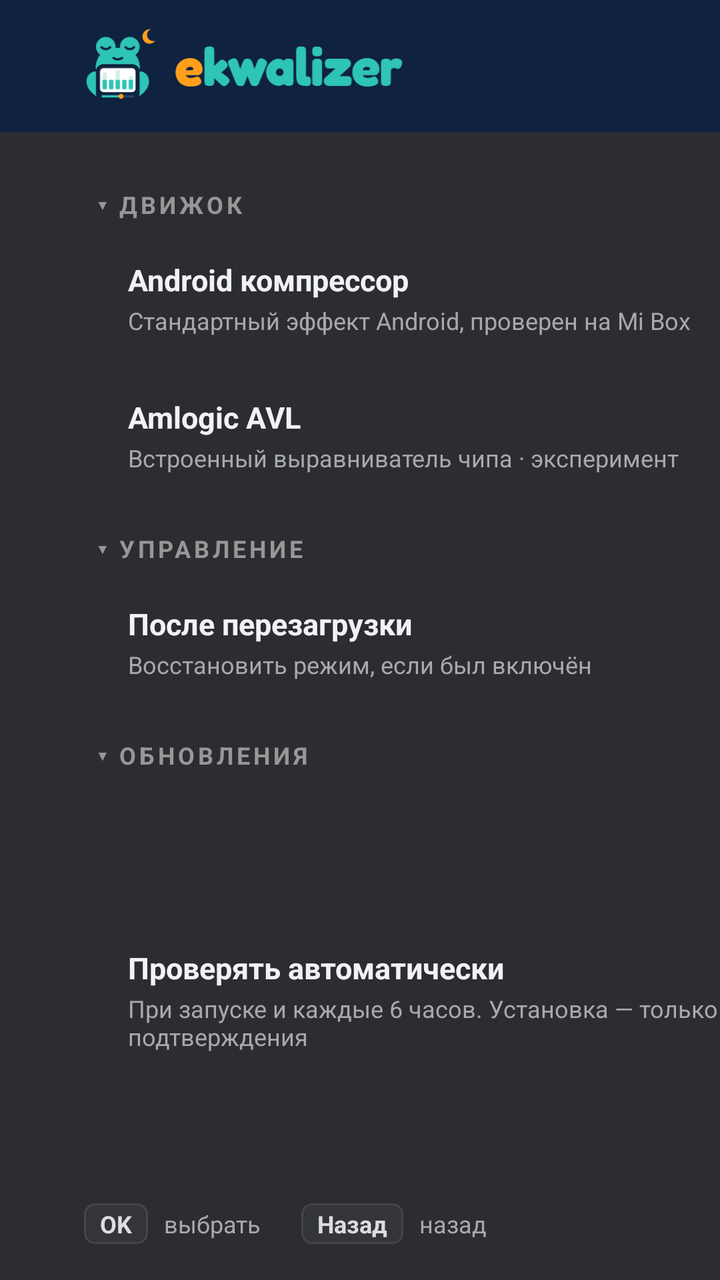
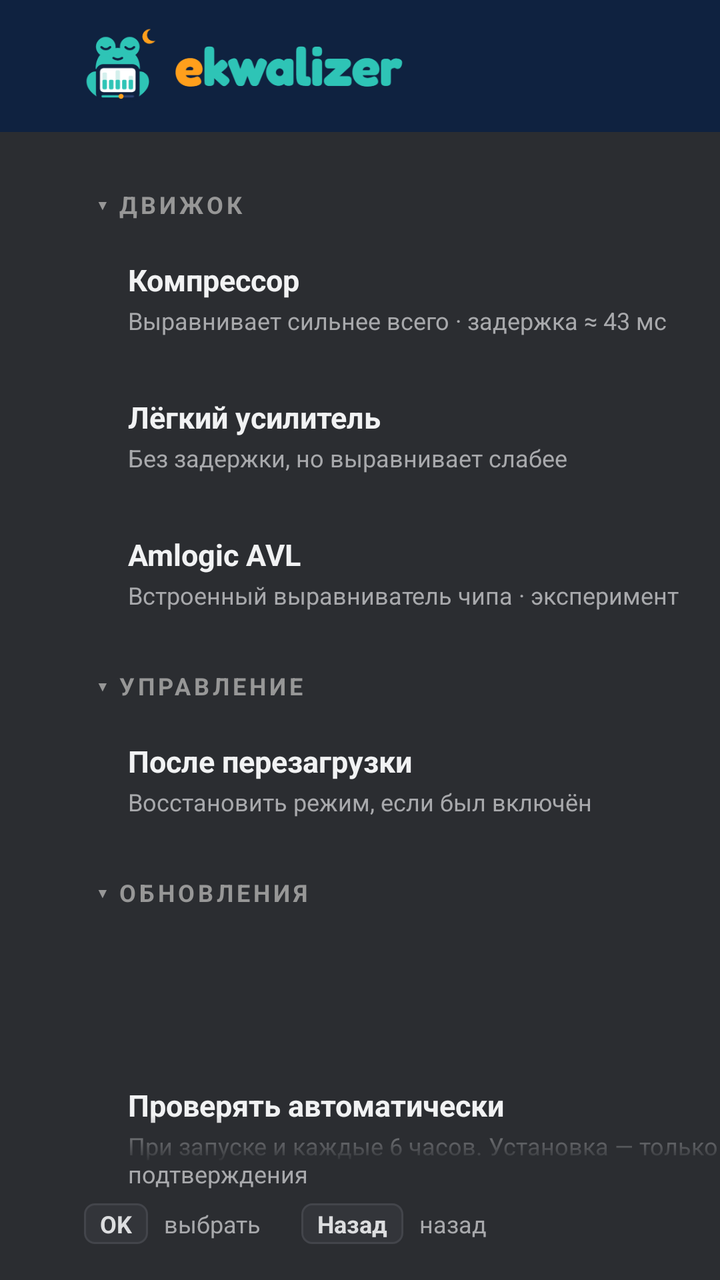

Screens rendered from an Android XML layout before and after an edit, with the pre-edit source and the edit as a unified diff.
<!-- AndroidManifest.xml: application theme AppTheme -->
<!-- res/layout/activity_settings.xml -->
<?xml version="1.0" encoding="utf-8"?>
<LinearLayout xmlns:android="http://schemas.android.com/apk/res/android"
    android:layout_width="match_parent"
    android:layout_height="match_parent"
    android:background="@color/window"
    android:orientation="vertical">

    <include
        android:id="@+id/header"
        layout="@layout/layout_header" />

    <LinearLayout
        android:layout_width="match_parent"
        android:layout_height="0dp"
        android:layout_weight="1"
        android:clipChildren="false"
        android:clipToPadding="false"
        android:orientation="horizontal"
        android:paddingStart="42dp"
        android:paddingTop="22dp"
        android:paddingEnd="42dp"
        android:paddingBottom="14dp">

        
        <ScrollView
            android:layout_width="435dp"
            android:layout_height="match_parent"
            android:clipChildren="false"
            android:clipToPadding="false"
            android:fadingEdgeLength="24dp"
            android:paddingTop="6dp"
            android:paddingBottom="6dp"
            android:requiresFadingEdge="vertical"
            android:scrollbars="none">

        <LinearLayout
            android:layout_width="match_parent"
            android:layout_height="wrap_content"
            android:clipChildren="false"
            android:clipToPadding="false"
            android:orientation="vertical"
            android:paddingStart="6dp"
            android:paddingEnd="6dp">

            <TextView
                style="@style/SectionCaps"
                android:text="@string/engine_caps" />

            <LinearLayout
                android:id="@+id/engine_dynamics"
                android:layout_width="match_parent"
                android:layout_height="wrap_content"
                android:layout_marginTop="8dp"
                android:gravity="center_vertical"
                android:orientation="horizontal"
                android:paddingStart="16dp"
                android:paddingTop="11dp"
                android:paddingEnd="16dp"
                android:paddingBottom="11dp">

                <LinearLayout
                    android:layout_width="0dp"
                    android:layout_height="wrap_content"
                    android:layout_weight="1"
                    android:orientation="vertical">

                    <TextView style="@style/RowTitle" android:text="@string/engine_dynamics" />
                    <TextView style="@style/RowDesc" android:text="@string/engine_dynamics_desc" />
                </LinearLayout>

                <ImageView
                    android:id="@+id/engine_dynamics_mark"
                    android:layout_width="21dp"
                    android:layout_height="21dp"
                    android:importantForAccessibility="no" />
            </LinearLayout>

            <LinearLayout
                android:id="@+id/engine_avl"
                android:layout_width="match_parent"
                android:layout_height="wrap_content"
                android:layout_marginTop="8dp"
                android:gravity="center_vertical"
                android:orientation="horizontal"
                android:paddingStart="16dp"
                android:paddingTop="11dp"
                android:paddingEnd="16dp"
                android:paddingBottom="11dp">

                <LinearLayout
                    android:layout_width="0dp"
                    android:layout_height="wrap_content"
                    android:layout_weight="1"
                    android:orientation="vertical">

                    <TextView style="@style/RowTitle" android:text="@string/engine_avl" />
                    <TextView style="@style/RowDesc" android:text="@string/engine_avl_desc" />
                </LinearLayout>

                <ImageView
                    android:id="@+id/engine_avl_mark"
                    android:layout_width="21dp"
                    android:layout_height="21dp"
                    android:importantForAccessibility="no" />
            </LinearLayout>

            <TextView
                style="@style/SectionCaps"
                android:layout_marginTop="18dp"
                android:text="@string/control_caps" />

            <LinearLayout
                android:id="@+id/restore_row"
                android:layout_width="match_parent"
                android:layout_height="wrap_content"
                android:layout_marginTop="8dp"
                android:gravity="center_vertical"
                android:orientation="horizontal"
                android:paddingStart="16dp"
                android:paddingTop="11dp"
                android:paddingEnd="16dp"
                android:paddingBottom="11dp">

                <LinearLayout
                    android:layout_width="0dp"
                    android:layout_height="wrap_content"
                    android:layout_weight="1"
                    android:orientation="vertical">

                    <TextView style="@style/RowTitle" android:text="@string/restore" />
                    <TextView style="@style/RowDesc" android:text="@string/restore_desc" />
                </LinearLayout>

                <TextView
                    android:id="@+id/restore_value"
                    android:layout_width="wrap_content"
                    android:layout_height="wrap_content"
                    android:textSize="14sp"
                    android:textStyle="bold" />
            </LinearLayout>

            <TextView
                style="@style/SectionCaps"
                android:layout_marginTop="18dp"
                android:text="@string/updates_caps" />

            <LinearLayout
                android:id="@+id/updates_row"
                android:layout_width="match_parent"
                android:layout_height="wrap_content"
                android:layout_marginTop="8dp"
                android:gravity="center_vertical"
                android:orientation="horizontal"
                android:paddingStart="16dp"
                android:paddingTop="11dp"
                android:paddingEnd="16dp"
                android:paddingBottom="11dp">

                <LinearLayout
                    android:layout_width="0dp"
                    android:layout_height="wrap_content"
                    android:layout_weight="1"
                    android:orientation="vertical">

                    <TextView android:id="@+id/updates_title" style="@style/RowTitle" />
                    <TextView android:id="@+id/updates_desc" style="@style/RowDesc" />
                </LinearLayout>

                <TextView
                    android:id="@+id/updates_value"
                    android:layout_width="wrap_content"
                    android:layout_height="wrap_content"
                    android:layout_marginStart="12dp"
                    android:textColor="@color/icon"
                    android:textSize="14sp"
                    android:textStyle="bold" />
            </LinearLayout>

            <LinearLayout
                android:id="@+id/auto_row"
                android:layout_width="match_parent"
                android:layout_height="wrap_content"
                android:layout_marginTop="8dp"
                android:gravity="center_vertical"
                android:orientation="horizontal"
                android:paddingStart="16dp"
                android:paddingTop="11dp"
                android:paddingEnd="16dp"
                android:paddingBottom="11dp">

                <LinearLayout
                    android:layout_width="0dp"
                    android:layout_height="wrap_content"
                    android:layout_weight="1"
                    android:orientation="vertical">

                    <TextView style="@style/RowTitle" android:text="@string/updates_auto" />
                    <TextView style="@style/RowDesc" android:text="@string/updates_auto_desc" />
                </LinearLayout>

                <TextView
                    android:id="@+id/auto_value"
                    android:layout_width="wrap_content"
                    android:layout_height="wrap_content"
                    android:layout_marginStart="12dp"
                    android:textSize="14sp"
                    android:textStyle="bold" />
            </LinearLayout>

            <LinearLayout
                android:id="@+id/skipped_row"
                android:layout_width="match_parent"
                android:layout_height="wrap_content"
                android:layout_marginTop="8dp"
                android:gravity="center_vertical"
                android:orientation="horizontal"
                android:paddingStart="16dp"
                android:paddingTop="11dp"
                android:paddingEnd="16dp"
                android:paddingBottom="11dp"
                android:visibility="gone">

                <LinearLayout
                    android:layout_width="0dp"
                    android:layout_height="wrap_content"
                    android:layout_weight="1"
                    android:orientation="vertical">

                    <TextView android:id="@+id/skipped_title" style="@style/RowTitle" />
                    <TextView style="@style/RowDesc" android:text="@string/updates_skipped_desc" />
                </LinearLayout>

                <TextView
                    android:layout_width="wrap_content"
                    android:layout_height="wrap_content"
                    android:layout_marginStart="12dp"
                    android:text="@string/updates_unskip"
                    android:textColor="@color/icon"
                    android:textSize="14sp"
                    android:textStyle="bold" />
            </LinearLayout>
        </LinearLayout>
        </ScrollView>

        <LinearLayout
            android:layout_width="0dp"
            android:layout_height="match_parent"
            android:layout_marginStart="30dp"
            android:layout_weight="1"
            android:background="@drawable/panel"
            android:orientation="vertical"
            android:padding="20dp">

            <LinearLayout
                android:layout_width="match_parent"
                android:layout_height="wrap_content"
                android:gravity="center_vertical"
                android:orientation="horizontal">

                <TextView
                    style="@style/SectionCaps"
                    android:text="@string/diag_caps" />

                <Space
                    android:layout_width="0dp"
                    android:layout_height="0dp"
                    android:layout_weight="1" />

                <TextView
                    android:id="@+id/diag_status"
                    android:layout_width="wrap_content"
                    android:layout_height="wrap_content"
                    android:drawablePadding="6dp"
                    android:gravity="center_vertical"
                    android:textSize="12sp"
                    android:textStyle="bold" />
            </LinearLayout>

            
            <GridLayout
                android:id="@+id/diag_grid"
                android:layout_width="match_parent"
                android:layout_height="wrap_content"
                android:layout_marginTop="14dp"
                android:columnCount="2" />

            <Space
                android:layout_width="0dp"
                android:layout_height="0dp"
                android:layout_weight="1" />

            <LinearLayout
                android:layout_width="match_parent"
                android:layout_height="wrap_content"
                android:background="@drawable/warning_box"
                android:orientation="horizontal"
                android:padding="11dp">

                <ImageView
                    android:layout_width="18dp"
                    android:layout_height="18dp"
                    android:importantForAccessibility="no"
                    android:src="@drawable/ic_warning" />

                <TextView
                    android:layout_width="0dp"
                    android:layout_height="wrap_content"
                    android:layout_marginStart="10dp"
                    android:layout_weight="1"
                    android:lineSpacingMultiplier="1.2"
                    android:text="@string/passthrough_warning"
                    android:textColor="@color/node_text"
                    android:textSize="12sp" />
            </LinearLayout>

            <TextView
                android:id="@+id/version"
                android:layout_width="wrap_content"
                android:layout_height="wrap_content"
                android:layout_marginTop="10dp"
                android:textColor="@color/muted"
                android:textSize="11sp" />
        </LinearLayout>
    </LinearLayout>

    <LinearLayout
        android:layout_width="match_parent"
        android:layout_height="wrap_content"
        android:gravity="center_vertical"
        android:orientation="horizontal"
        android:paddingStart="42dp"
        android:paddingEnd="42dp"
        android:paddingBottom="18dp">

        <TextView style="@style/Keycap" android:text="@string/key_ok" />
        <TextView style="@style/KeyHint" android:text="@string/hint_select" />
        <TextView style="@style/Keycap" android:text="@string/key_back" />
        <TextView style="@style/KeyHint" android:text="@string/hint_back_settings" />
    </LinearLayout>
</LinearLayout>
<!-- res/layout/layout_header.xml (included above) -->
<?xml version="1.0" encoding="utf-8"?>
<LinearLayout xmlns:android="http://schemas.android.com/apk/res/android"
    android:layout_width="match_parent"
    android:layout_height="66dp"
    android:background="@color/chrome"
    android:gravity="center_vertical"
    android:orientation="horizontal"
    android:paddingStart="42dp"
    android:paddingEnd="42dp">

    <ImageView
        android:layout_width="wrap_content"
        android:layout_height="40dp"
        android:adjustViewBounds="true"
        android:contentDescription="@string/app_name"
        android:src="@drawable/logo_header" />

    <View
        android:id="@+id/header_divider"
        android:layout_width="1dp"
        android:layout_height="27dp"
        android:layout_marginStart="2dp"
        android:layout_marginEnd="14dp"
        android:background="@color/chrome_divider"
        android:visibility="gone" />

    <TextView
        android:id="@+id/header_section"
        android:layout_width="wrap_content"
        android:layout_height="wrap_content"
        android:textColor="@color/chrome_text"
        android:textSize="18sp"
        android:textStyle="bold"
        android:visibility="gone" />

    <Space
        android:layout_width="0dp"
        android:layout_height="0dp"
        android:layout_weight="1" />

    <TextView
        android:id="@+id/header_chip"
        android:layout_width="wrap_content"
        android:layout_height="wrap_content"
        android:drawablePadding="8dp"
        android:gravity="center_vertical"
        android:paddingStart="14dp"
        android:paddingTop="7dp"
        android:paddingEnd="14dp"
        android:paddingBottom="7dp"
        android:textSize="13sp"
        android:textStyle="bold"
        android:visibility="gone" />
</LinearLayout>
<!-- resources referenced by this layout -->
<resources>
  <color name="chrome">#0F2240</color>
  <color name="chrome_divider">#3A4A6E</color>
  <color name="chrome_text">#E8EDF6</color>
  <color name="icon">#3CBAAF</color>
  <color name="muted">#A8A9AC</color>
  <color name="node_text">#E7D3B8</color>
  <color name="window">#2B2D31</color>
  <!-- drawable panel (drawable) -->
  <?xml version="1.0" encoding="utf-8"?>
  <shape xmlns:android="http://schemas.android.com/apk/res/android" android:shape="rectangle">
      <solid android:color="@color/panel" />
      <stroke android:width="1dp" android:color="@color/line" />
      <corners android:radius="10dp" />
  </shape>
  <!-- drawable warning_box (drawable) -->
  <?xml version="1.0" encoding="utf-8"?>
  <shape xmlns:android="http://schemas.android.com/apk/res/android" android:shape="rectangle">
      <solid android:color="#1FFD9921" />
      <stroke android:width="1dp" android:color="#73FD9921" />
      <corners android:radius="8dp" />
  </shape>
  <string name="app_name">ekwalizer</string>
  <string name="control_caps">▾ УПРАВЛЕНИЕ</string>
  <string name="diag_caps">▾ ДИАГНОСТИКА</string>
  <string name="engine_avl">Amlogic AVL</string>
  <string name="engine_avl_desc">Встроенный выравниватель чипа · эксперимент</string>
  <string name="engine_caps">▾ ДВИЖОК</string>
  <string name="engine_dynamics">Android компрессор</string>
  <string name="engine_dynamics_desc">Стандартный эффект Android, проверен на Mi Box</string>
  <string name="hint_back_settings">назад</string>
  <string name="hint_select">выбрать</string>
  <string name="key_back">Назад</string>
  <string name="key_ok">OK</string>
  <string name="passthrough_warning">Dolby/DTS passthrough не выравнивается: такой звук идёт в телевизор мимо обработки.</string>
  <string name="restore">После перезагрузки</string>
  <string name="restore_desc">Восстановить режим, если был включён</string>
  <string name="updates_auto">Проверять автоматически</string>
  <string name="updates_auto_desc">При запуске и каждые 6 часов. Установка — только после вашего подтверждения</string>
  <string name="updates_caps">▾ ОБНОВЛЕНИЯ</string>
  <string name="updates_skipped_desc">Не предлагается при фоновой проверке</string>
  <string name="updates_unskip">Снова предлагать</string>
  <style name="RowDesc">
          <item name="android:layout_width">wrap_content</item>
          <item name="android:layout_height">wrap_content</item>
          <item name="android:layout_marginTop">2dp</item>
          <item name="android:textColor">@color/muted</item>
          <item name="android:textSize">12sp</item>
      </style>
  <style name="RowTitle">
          <item name="android:layout_width">wrap_content</item>
          <item name="android:layout_height">wrap_content</item>
          <item name="android:textColor">@color/text_strong</item>
          <item name="android:textSize">15sp</item>
          <item name="android:textStyle">bold</item>
      </style>
  <style name="AppTheme" parent="@android:style/Theme.DeviceDefault.NoActionBar">
          <item name="android:windowBackground">@color/window</item>
          <item name="android:statusBarColor">@color/chrome</item>
          <item name="android:navigationBarColor">@color/window</item>
      </style>
  <color name="node">#FD9921</color>
  <color name="panel">#25272B</color>
  <color name="line">#3A3C42</color>
  <!-- drawable keycap (drawable) -->
  <?xml version="1.0" encoding="utf-8"?>
  <shape xmlns:android="http://schemas.android.com/apk/res/android" android:shape="rectangle">
      <solid android:color="@color/keycap" />
      <stroke android:width="1dp" android:color="@color/keycap_border" />
      <corners android:radius="5dp" />
  </shape>
  <color name="text">#DCDDDF</color>
  <color name="text_strong">#F1F2F3</color>
  <color name="caps">#979797</color>
  <color name="keycap">#33353A</color>
  <color name="keycap_border">#43454B</color>
  <!-- unchanged entries left out for length: 5 -->
</resources>

<!-- the commit's change to res/layout/activity_settings.xml (unified diff, before → after) -->
@@ -70,6 +70,35 @@
 
                 <ImageView
                     android:id="@+id/engine_dynamics_mark"
+                    android:layout_width="21dp"
+                    android:layout_height="21dp"
+                    android:importantForAccessibility="no" />
+            </LinearLayout>
+
+            <LinearLayout
+                android:id="@+id/engine_loudness"
+                android:layout_width="match_parent"
+                android:layout_height="wrap_content"
+                android:layout_marginTop="8dp"
+                android:gravity="center_vertical"
+                android:orientation="horizontal"
+                android:paddingStart="16dp"
+                android:paddingTop="11dp"
+                android:paddingEnd="16dp"
+                android:paddingBottom="11dp">
+
+                <LinearLayout
+                    android:layout_width="0dp"
+                    android:layout_height="wrap_content"
+                    android:layout_weight="1"
+                    android:orientation="vertical">
+
+                    <TextView style="@style/RowTitle" android:text="@string/engine_loudness" />
+                    <TextView style="@style/RowDesc" android:text="@string/engine_loudness_desc" />
+                </LinearLayout>
+
+                <ImageView
+                    android:id="@+id/engine_loudness_mark"
                     android:layout_width="21dp"
                     android:layout_height="21dp"
                     android:importantForAccessibility="no" />
<!-- resource entries referenced after the edit -->
@@ -27,8 +27,10 @@
   <string name="engine_avl">Amlogic AVL</string>
   <string name="engine_avl_desc">Встроенный выравниватель чипа · эксперимент</string>
   <string name="engine_caps">▾ ДВИЖОК</string>
-  <string name="engine_dynamics">Android компрессор</string>
-  <string name="engine_dynamics_desc">Стандартный эффект Android, проверен на Mi Box</string>
+  <string name="engine_dynamics">Компрессор</string>
+  <string name="engine_dynamics_desc">Выравнивает сильнее всего · задержка ≈ 43 мс</string>
+  <string name="engine_loudness">Лёгкий усилитель</string>
+  <string name="engine_loudness_desc">Без задержки, но выравнивает слабее</string>
   <string name="hint_back_settings">назад</string>
   <string name="hint_select">выбрать</string>
   <string name="key_back">Назад</string>
